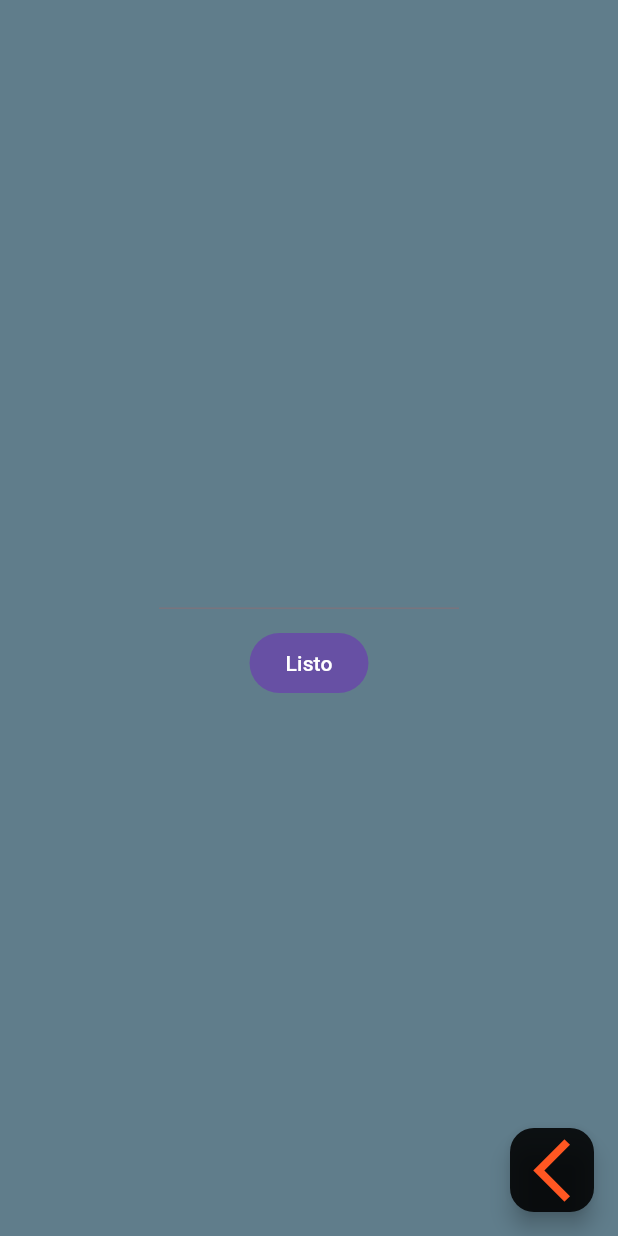
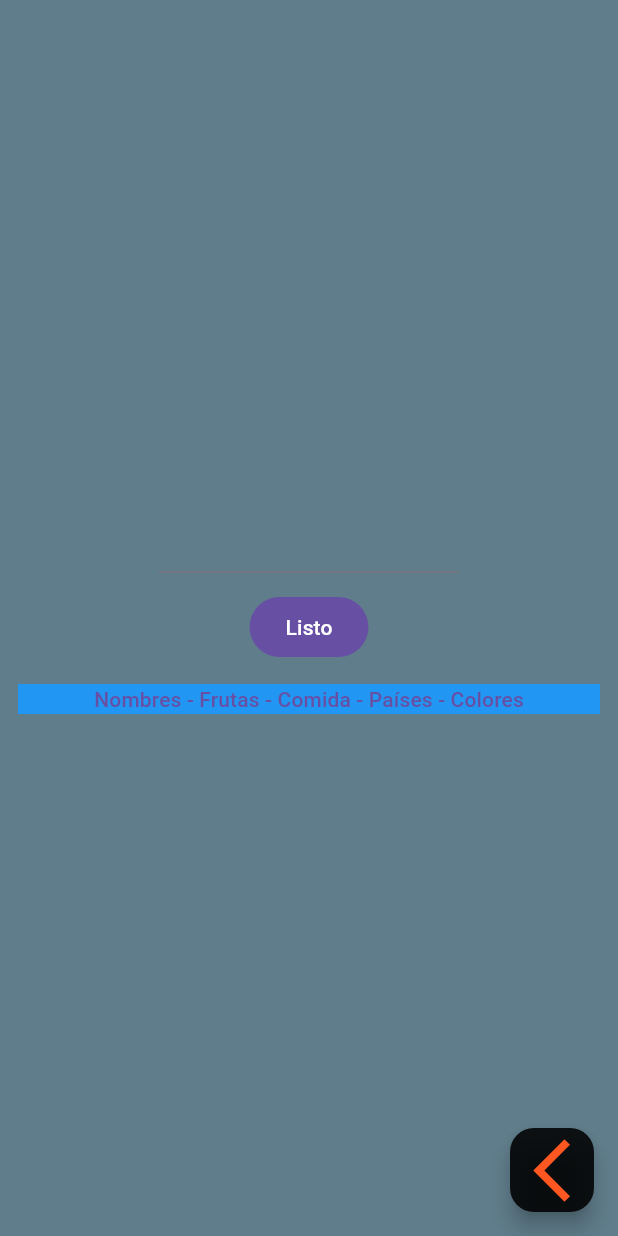
Before and after one commit to vogelFritz/tutti_frutti, a Flutter app: the GameStartScreen screen opened by its route, on a phone screen of 412 x 824 dp. Run offline on Flutter 3.47's test engine with Material 3 defaults, Android fonts, the light colour scheme and no system bars; our stand-ins replace flutter_riverpod, go_router.

Commit message:
Valores por defecto

```diff
--- a/lib/presentation/providers/field_provider.dart
+++ b/lib/presentation/providers/field_provider.dart
@@ -1,3 +1,3 @@
 import 'package:flutter_riverpod/flutter_riverpod.dart';
 
-final fieldProvider = StateProvider((ref) => []);
+final fieldProvider = StateProvider<List<String>>((ref) => []);
--- a/lib/presentation/screens/gameStart/game_start_screen.dart
+++ b/lib/presentation/screens/gameStart/game_start_screen.dart
@@ -24,6 +24,7 @@ class GameStartState extends ConsumerState<GameStartScreen> {
 
   @override
   Widget build(BuildContext context) {
+    final defaultValues = ['Nombres', 'Frutas', 'Comida', 'Países', 'Colores'];
     final textController = TextEditingController();
     return Scaffold(
       backgroundColor: Colors.blueGrey,
@@ -44,15 +45,34 @@ class GameStartState extends ConsumerState<GameStartScreen> {
           ),
           Consumer(builder: (context, ref, _) {
             final updatedFields = ref.watch(fieldProvider);
-            return Wrap(
-                spacing: 10,
-                children: [...updatedFields.map((field) => Text(field))]);
+            return Wrap(spacing: 10, children: [
+              ...updatedFields.map((field) => Text(field)),
+              (updatedFields.isNotEmpty)
+                  ? IconButton(
+                      onPressed: () {
+                        ref.read(fieldProvider.notifier).state.clear();
+                        setState(() {});
+                      },
+                      icon: const Icon(Icons.delete))
+                  : const SizedBox()
+            ]);
           }),
           FilledButton(
               onPressed: () {
                 context.pushNamed(GameScreen.name);
               },
-              child: const Text('Listo'))
+              child: const Text('Listo')),
+          TextButton(
+              onPressed: () {
+                ref.read(fieldProvider.notifier).state = defaultValues;
+              },
+              child: Container(
+                color: Colors.blue,
+                child: Row(
+                  mainAxisAlignment: MainAxisAlignment.center,
+                  children: [Text(defaultValues.join(' - '))],
+                ),
+              ))
         ]),
       ),
       floatingActionButton: const GoBackButton(),
```
Also changed, not shown: lib/presentation/screens/game/game_screen.dart (+7 -7 lines).
